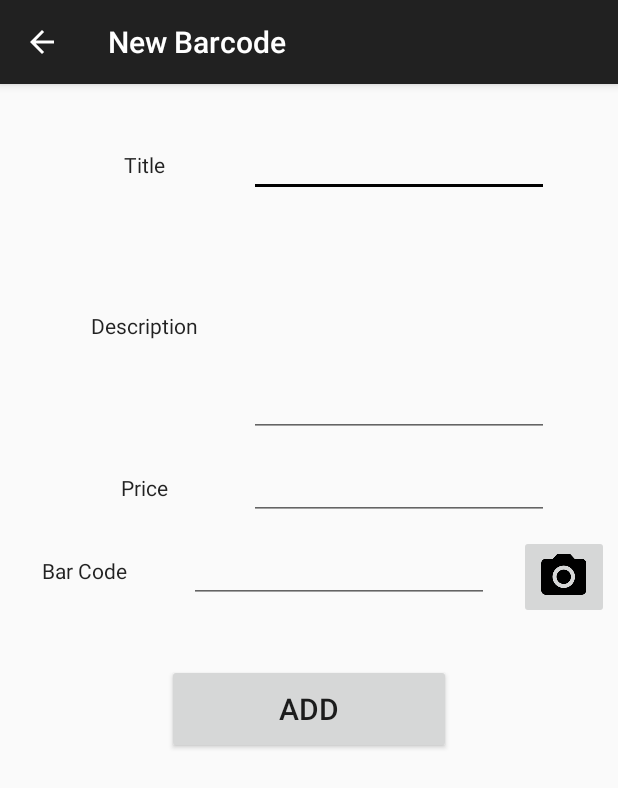
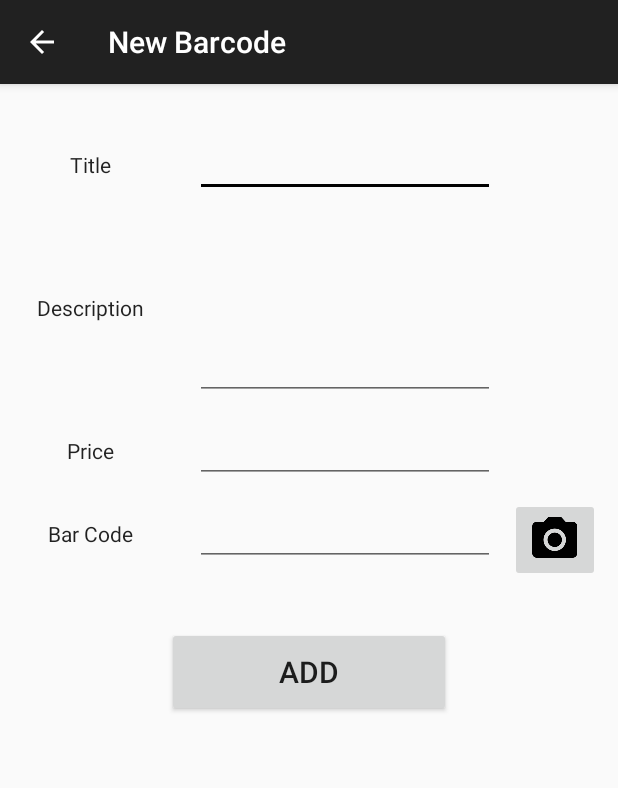
Before and after one commit to Davoleo/BarcodeStock, an Android app: the ActivityAddEditBarcode screen opened directly, with no data from a screen before it, on a phone screen of 412 x 824 dp. Shown: the top 788 px of the screen. Run offline under Robolectric (Android 15) with nearby library versions, the phone set to English and light mode, and no system bars.

Commit message:
🎨 fix add/edit barcode activity layout once again

```diff
--- a/app/src/main/res/layout/activity_add_barcode.xml
+++ b/app/src/main/res/layout/activity_add_barcode.xml
@@ -6,7 +6,7 @@
         android:layout_height="match_parent"
         tools:context=".ui.ActivityAddEditBarcode"
         android:orientation="vertical" android:visibility="visible"
-        android:gravity="center_horizontal"
+        android:gravity="start"
 >
 
     <LinearLayout
@@ -15,6 +15,7 @@
             android:layout_width="wrap_content"
             android:layout_marginTop="30dp"
             android:layout_marginBottom="@dimen/padding_default"
+            android:layout_marginStart="10dp"
     >
         <TextView
                 android:text="@string/label_barcode_title"
@@ -42,6 +43,7 @@
             android:layout_width="wrap_content"
             android:layout_height="wrap_content" android:visibility="visible"
             android:layout_marginBottom="@dimen/padding_default"
+            android:layout_marginStart="10dp"
     >
         <TextView
                 android:text="@string/label_barcode_desc"
@@ -55,7 +57,7 @@
         />
         <EditText
                 android:layout_width="200dp"
-                android:layout_height="150dp"
+                android:layout_height="125dp"
                 android:inputType="textMultiLine"
                 android:ems="10"
                 android:id="@+id/txbDesc"
@@ -70,6 +72,7 @@
             android:layout_width="wrap_content"
             android:layout_height="wrap_content"
             android:layout_marginBottom="@dimen/padding_default"
+            android:layout_marginStart="10dp"
     >
         <TextView
                 android:text="@string/label_barcode_price"
@@ -96,6 +99,7 @@
             android:layout_width="wrap_content"
             android:layout_height="wrap_content"
             android:layout_marginBottom="30dp"
+            android:layout_marginStart="10dp"
     >
         <TextView
                 android:text="@string/label_barcode_code"
@@ -122,7 +126,7 @@
                 android:layout_width="match_parent"
                 android:layout_height="wrap_content" app:srcCompat="@drawable/baseline_camera_alt_black_36"
                 android:id="@+id/buttonScan"
-                android:layout_marginStart="20dp"
+                android:layout_marginStart="10dp"
                 android:contentDescription="@string/action_scan"
                 android:onClick="startScanner"
         />
@@ -132,5 +136,7 @@
             android:layout_width="189dp"
             android:layout_height="60dp"
             android:id="@+id/button" android:textSize="20sp"
-            android:onClick="addBarcode"/>
+            android:onClick="addBarcode"
+            android:layout_gravity="center_horizontal"
+    />
 </LinearLayout>
```
